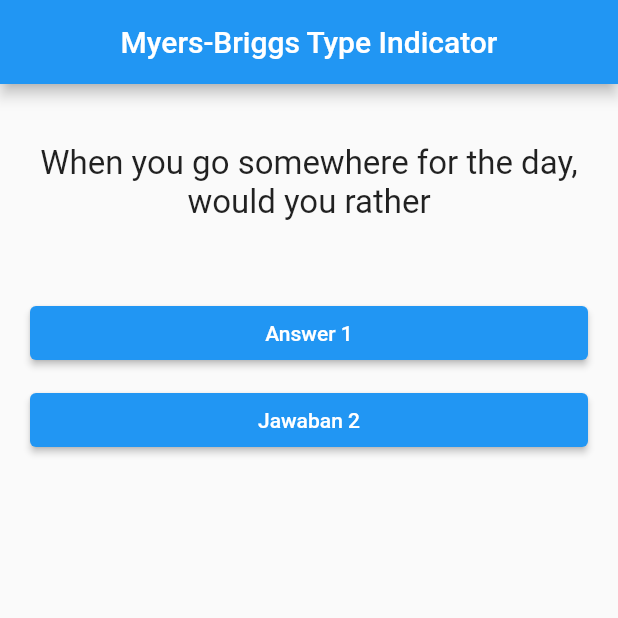
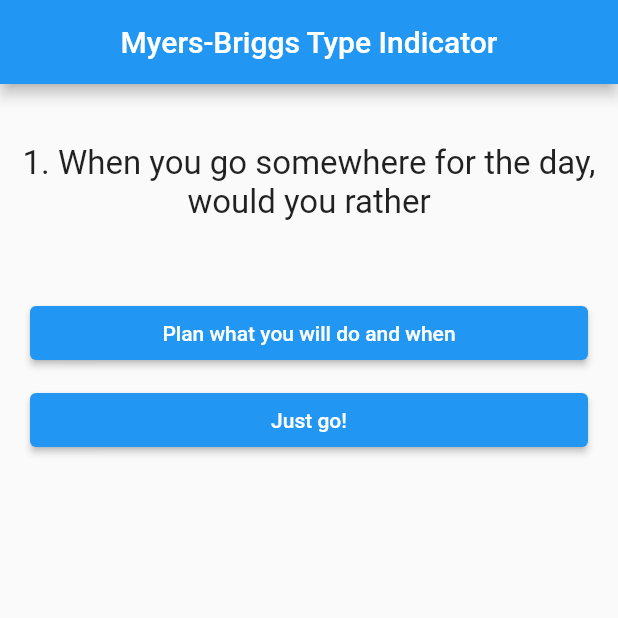
Before and after one commit to WiedjajaAtmadja/t01_personality_test_app, a Flutter app: the screen it shows after launch, on a phone screen of 412 x 824 dp, the top half of it. Run offline on Flutter 3.47's test engine with Material 2 defaults, Android fonts, the phone set to English and light mode, and no system bars.

Commit message:
Slide30 display answer from list

```diff
--- a/lib/main.dart
+++ b/lib/main.dart
@@ -15,11 +15,35 @@
 
 class _MainAppState extends State<MainApp> {
   var questionIndex = 0;
+  // var questions = [
+  //   'When you go somewhere for the day, would you rather',
+  //   'If you were a teacher, would you rather teach',
+  //   'Are you usually',
+  //   'Do you more often let',
+  // ];
   var questions = [
-    'When you go somewhere for the day, would you rather',
-    'If you were a teacher, would you rather teach',
-    'Are you usually',
-    'Do you more often let',
+    {
+      'questionText': '1. When you go somewhere for the day, would you rather',
+      'answerText': ['Plan what you will do and when', 'Just go!'],
+    },
+    {
+      'questionText': '2. If you were a teacher, would you rather teach',
+      'answerText': [
+        'Facts-based courses',
+        'Courses involving opinion or theory'
+      ],
+    },
+    {
+      'questionText': '3. Are you usually',
+      'answerText': [
+        'A "good mixer" with groups of people',
+        'Rather quiet and reserved'
+      ],
+    },
+    {
+      'questionText': '4. Do you more often let',
+      'answerText': ['Your heart rule your head', 'Your head rule your heart'],
+    },
   ];
 
   void chooseAnswer() {
@@ -41,13 +65,12 @@
             title: const Center(child: Text("Myers-Briggs Type Indicator"))),
         body: Column(
           children: [
-            Question(questions[questionIndex]),
-            Answer('Answer 1', chooseAnswer),
-            Answer('Jawaban 2', chooseAnswer),
-            // ElevatedButton(
-            //     onPressed: chooseAnswer, child: const Text('Answer 1')),
-            // ElevatedButton(
-            //     onPressed: chooseAnswer, child: const Text('Answer 2')),
+            Question(questions[questionIndex]['questionText'] as String),
+            // ...(questions[questionIndex]['answerText']! as List).map((ans) {
+            //   return Answer(ans, chooseAnswer);
+            // }).toList(),
+            for (var ans in questions[questionIndex]['answerText']! as List)
+              Answer(ans, chooseAnswer),
           ],
         ),
       ),
```
